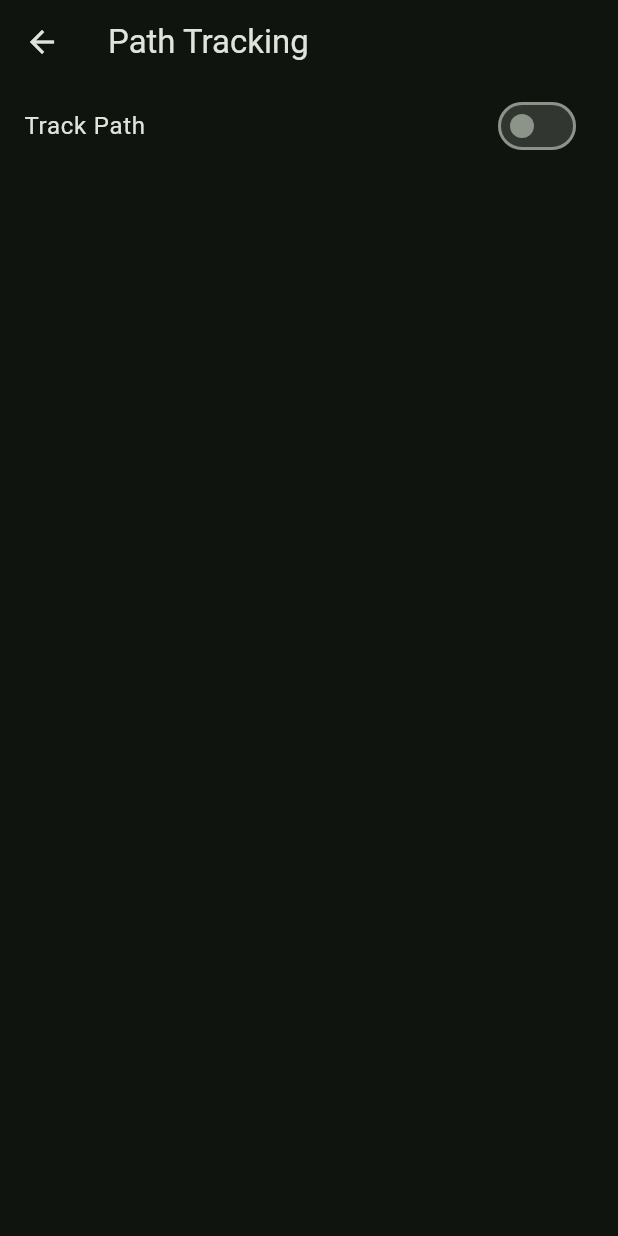
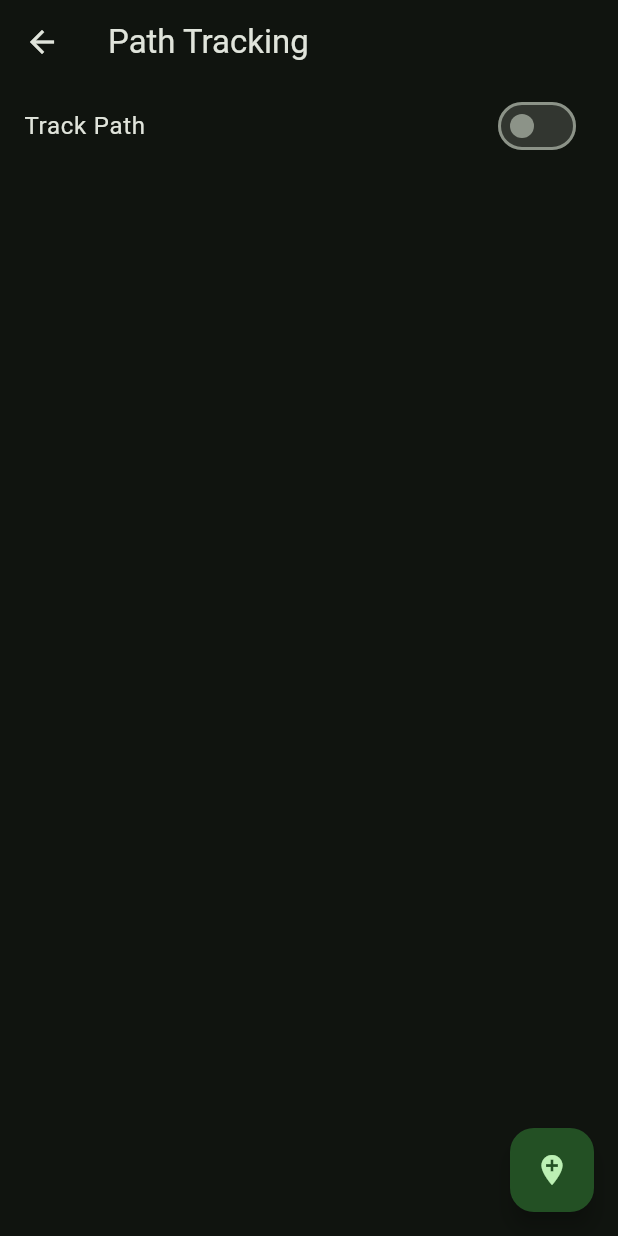
Before and after one commit to mateusz-lisowski/sns-app, a Flutter app: the PathTrackingScreen screen opened directly, on a phone screen of 412 x 824 dp. Run offline on Flutter 3.47's test engine with Material 3 defaults, Android fonts, the phone set to English and light mode, and no system bars; our stand-ins replace flutter_compass, geolocator, get, permission_handler.

Commit message:
Implement FAB for adding current location and padding to map widget

```diff
--- a/lib/screens/path_tracking_screen.dart
+++ b/lib/screens/path_tracking_screen.dart
@@ -22,12 +22,21 @@ class PathTrackingScreen extends StatelessWidget {
             },
           )),
           Expanded(
-            child: Obx(() => CustomPaint(
-              painter: PathPainter(path: locationController.path.toList()),
-              child: Container(),
-            )),
+            child: Padding(
+              padding: const EdgeInsets.all(8.0),
+              child: Obx(() => CustomPaint(
+                    painter: PathPainter(path: locationController.path.toList()),
+                    child: Container(),
+                  )),
+            ),
           ),
         ],
+      ),
+      floatingActionButton: FloatingActionButton(
+        onPressed: () {
+          locationController.addCurrentPositionToPath();
+        },
+        child: Icon(Icons.add_location),
       ),
     );
   }
```
